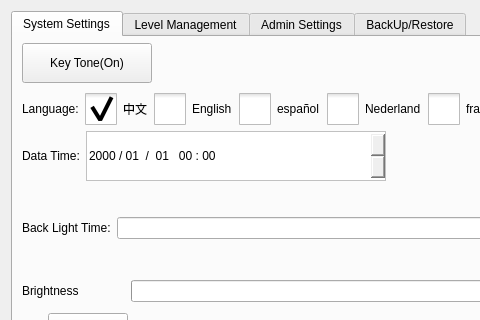
Old version of the form hcsettings/ichcsystemsettingsframe.ui in the repository dongdong-2009/3-5AxisRobot; both pictures show x 0 to 480 and y 0 to 320 of the 1196 by 463 pixel window.
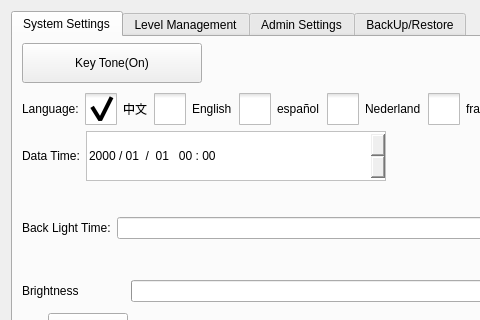
New version of the form. Icons and pictures are not drawn. Custom widgets are drawn as their Qt base class.

Patch:
```diff
--- a/hcsettings/ichcsystemsettingsframe.ui
+++ b/hcsettings/ichcsystemsettingsframe.ui
@@ -65,13 +65,13 @@
            </property>
            <property name="minimumSize">
             <size>
-             <width>130</width>
+             <width>180</width>
              <height>40</height>
             </size>
            </property>
            <property name="maximumSize">
             <size>
-             <width>130</width>
+             <width>180</width>
              <height>40</height>
             </size>
            </property>
```
Left out of the diff: 4 changed lines with no effect on the pictures.
